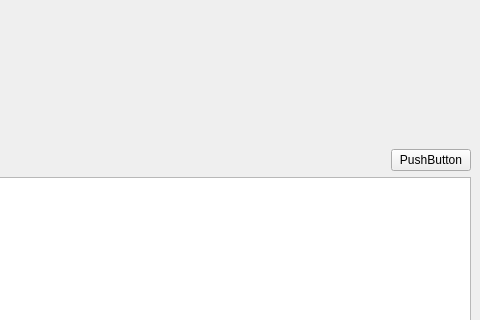
Old version of the form nanoanalyzer.ui in the repository mskubenich/NanoAnalyzer; both pictures show x 320 to 800 and y 115 to 435 of the 800 by 600 pixel window.
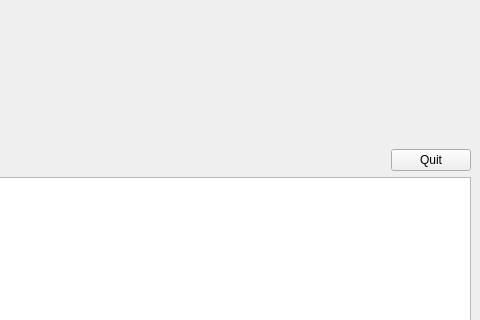
New version of the form. Custom widgets are drawn as their Qt base class.

```diff
--- a/nanoanalyzer.ui
+++ b/nanoanalyzer.ui
@@ -47,7 +47,7 @@
         <item>
          <widget class="QPushButton" name="pushButton" >
           <property name="text" >
-           <string>PushButton</string>
+           <string>Quit</string>
           </property>
          </widget>
         </item>
```
Left out of the diff: 19 changed lines with no effect on the pictures.
